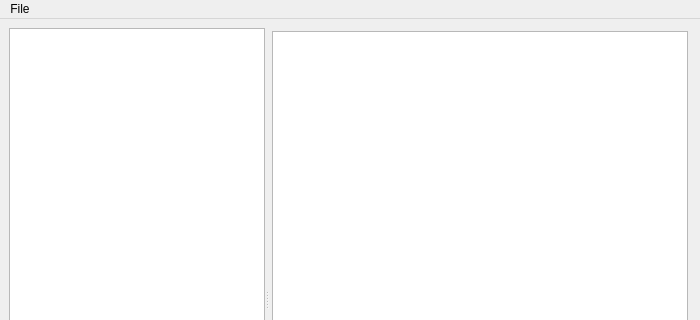
This is mainwindow.ui in IoeCmcomc/MCDatapacker as Qt 5 draws it before an edit; both pictures show x 0 to 700 and y 0 to 320 of the 700 by 600 pixel window. The edited form follows.
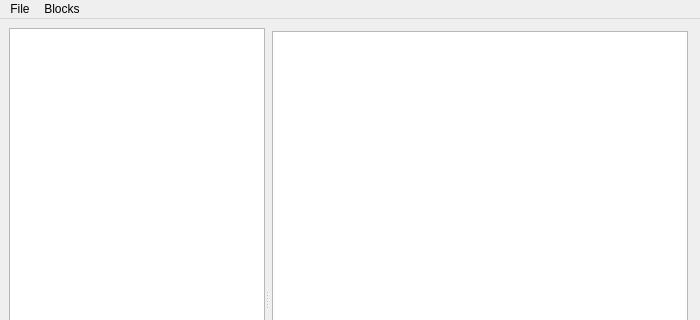
This is the edited form. Icons and pictures are not drawn. Custom widgets are drawn as their Qt base class.

Commit message: Moved infomations about Minecraft blocks and items to separate JSON files; added static functions to read and get them. Added textures of unobtainable blocks.

```diff
--- a/mainwindow.ui
+++ b/mainwindow.ui
@@ -141,7 +141,13 @@
     <addaction name="separator"/>
     <addaction name="actionExit"/>
    </widget>
+   <widget class="QMenu" name="menuBlocks">
+    <property name="title">
+     <string>Blocks</string>
+    </property>
+   </widget>
    <addaction name="menuFile"/>
+   <addaction name="menuBlocks"/>
   </widget>
   <widget class="QStatusBar" name="statusbar"/>
   <action name="actionOpen">
```
Left out of the diff: 4 changed lines with no effect on the pictures. The commit also changes 260 other files.
